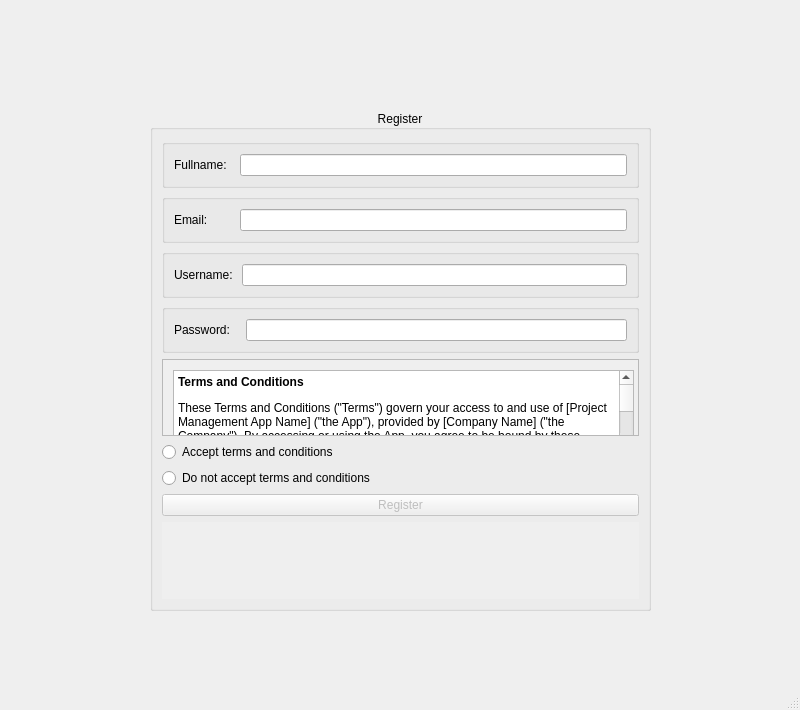
yasar12123/Soft27101-PMS, file ui/registerWindow.ui: the form before one commit.
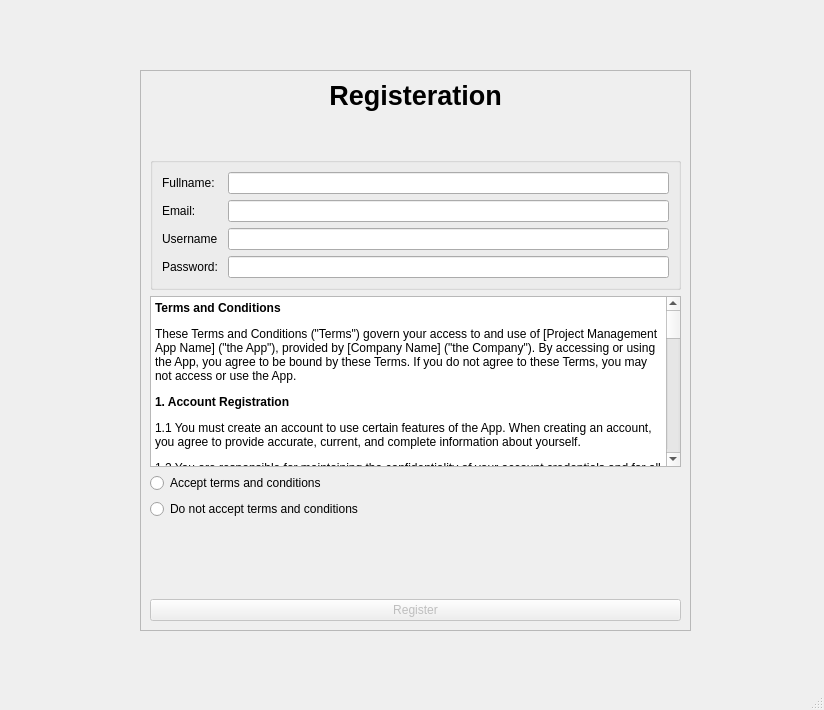
The form after the commit.

Diff of the .ui file:
```diff
--- a/ui/registerWindow.ui
+++ b/ui/registerWindow.ui
@@ -6,7 +6,7 @@
    <rect>
     <x>0</x>
     <y>0</y>
-    <width>800</width>
+    <width>824</width>
     <height>710</height>
    </rect>
   </property>
@@ -14,123 +14,82 @@
    <string>MainWindow</string>
   </property>
   <widget class="QWidget" name="centralwidget">
-   <widget class="QGroupBox" name="groupBox">
+   <widget class="QFrame" name="frame">
     <property name="geometry">
      <rect>
-      <x>150</x>
-      <y>110</y>
-      <width>501</width>
-      <height>501</height>
+      <x>140</x>
+      <y>70</y>
+      <width>551</width>
+      <height>561</height>
      </rect>
     </property>
-    <property name="title">
-     <string>Register</string>
+    <property name="frameShape">
+     <enum>QFrame::StyledPanel</enum>
     </property>
-    <property name="alignment">
-     <set>Qt::AlignCenter</set>
+    <property name="frameShadow">
+     <enum>QFrame::Raised</enum>
     </property>
-    <layout class="QVBoxLayout" name="verticalLayout">
+    <layout class="QVBoxLayout" name="verticalLayout_3">
      <item>
-      <widget class="QGroupBox" name="groupBox_2">
+      <widget class="QLabel" name="label_5">
+       <property name="text">
+        <string>&lt;html&gt;&lt;head/&gt;&lt;body&gt;&lt;p align=&quot;center&quot;&gt;&lt;span style=&quot; font-size:20pt; font-weight:700;&quot;&gt;Registeration&lt;/span&gt;&lt;/p&gt;&lt;p align=&quot;center&quot;&gt;&lt;br/&gt;&lt;/p&gt;&lt;/body&gt;&lt;/html&gt;</string>
+       </property>
+      </widget>
+     </item>
+     <item>
+      <widget class="QGroupBox" name="groupBox">
        <property name="title">
         <string/>
        </property>
-       <layout class="QHBoxLayout" name="horizontalLayout">
-        <item>
+       <layout class="QFormLayout" name="formLayout">
+        <item row="0" column="0">
          <widget class="QLabel" name="label">
           <property name="text">
            <string>Fullname:  </string>
           </property>
          </widget>
         </item>
-        <item>
+        <item row="0" column="1">
          <widget class="QLineEdit" name="FullnameLE"/>
         </item>
-       </layout>
-      </widget>
-     </item>
-     <item>
-      <widget class="QGroupBox" name="groupBox_4">
-       <property name="title">
-        <string/>
-       </property>
-       <layout class="QHBoxLayout" name="horizontalLayout_3">
-        <item>
+        <item row="1" column="0">
          <widget class="QLabel" name="label_3">
           <property name="text">
            <string>Email:        </string>
           </property>
          </widget>
         </item>
-        <item>
+        <item row="1" column="1">
          <widget class="QLineEdit" name="EmailLE"/>
         </item>
-       </layout>
-      </widget>
-     </item>
-     <item>
-      <widget class="QGroupBox" name="groupBox_3">
-       <property name="title">
-        <string/>
-       </property>
-       <layout class="QHBoxLayout" name="horizontalLayout_2">
-        <item>
+        <item row="2" column="0">
          <widget class="QLabel" name="label_2">
           <property name="text">
-           <string>Username: </string>
+           <string>Username </string>
           </property>
          </widget>
         </item>
-        <item>
+        <item row="2" column="1">
          <widget class="QLineEdit" name="UsernameLE"/>
         </item>
-       </layout>
-      </widget>
-     </item>
-     <item>
-      <widget class="QGroupBox" name="groupBox_5">
-       <property name="title">
-        <string/>
-       </property>
-       <layout class="QHBoxLayout" name="horizontalLayout_4">
-        <item>
+        <item row="3" column="0">
          <widget class="QLabel" name="label_4">
           <property name="text">
-           <string>Password:   </string>
+           <string>Password: </string>
           </property>
          </widget>
         </item>
-        <item>
+        <item row="3" column="1">
          <widget class="QLineEdit" name="PasswordLE"/>
         </item>
        </layout>
       </widget>
      </item>
      <item>
-      <widget class="QScrollArea" name="scrollArea">
-       <property name="widgetResizable">
-        <bool>true</bool>
-       </property>
-       <widget class="QWidget" name="scrollAreaWidgetContents">
-        <property name="geometry">
-         <rect>
-          <x>0</x>
-          <y>0</y>
-          <width>479</width>
-          <height>93</height>
-         </rect>
-        </property>
-        <widget class="QTextEdit" name="textEdit">
-         <property name="geometry">
-          <rect>
-           <x>10</x>
-           <y>10</y>
-           <width>461</width>
-           <height>81</height>
-          </rect>
-         </property>
-         <property name="html">
-          <string>&lt;!DOCTYPE HTML PUBLIC &quot;-//W3C//DTD HTML 4.0//EN&quot; &quot;http://www.w3.org/TR/REC-html40/strict.dtd&quot;&gt;
+      <widget class="QTextEdit" name="textEdit">
+       <property name="html">
+        <string>&lt;!DOCTYPE HTML PUBLIC &quot;-//W3C//DTD HTML 4.0//EN&quot; &quot;http://www.w3.org/TR/REC-html40/strict.dtd&quot;&gt;
 &lt;html&gt;&lt;head&gt;&lt;meta name=&quot;qrichtext&quot; content=&quot;1&quot; /&gt;&lt;meta charset=&quot;utf-8&quot; /&gt;&lt;style type=&quot;text/css&quot;&gt;
 p, li { white-space: pre-wrap; }
 hr { height: 1px; border-width: 0; }
@@ -162,9 +121,7 @@
 &lt;p style=&quot; margin-top:12px; margin-bottom:12px; margin-left:0px; margin-right:0px; -qt-block-indent:0; text-indent:0px;&quot;&gt;7.1 These Terms shall be governed by and construed in accordance with the laws of [Jurisdiction], without regard to its conflict of law provisions.&lt;/p&gt;
 &lt;p style=&quot; margin-top:12px; margin-bottom:12px; margin-left:0px; margin-right:0px; -qt-block-indent:0; text-indent:0px;&quot;&gt;&lt;span style=&quot; font-weight:700;&quot;&gt;8. Contact Us&lt;/span&gt;&lt;/p&gt;
 &lt;p style=&quot; margin-top:12px; margin-bottom:12px; margin-left:0px; margin-right:0px; -qt-block-indent:0; text-indent:0px;&quot;&gt;8.1 If you have any questions about these Terms, please contact us at [Contact Email].&lt;/p&gt;&lt;/body&gt;&lt;/html&gt;</string>
-         </property>
-        </widget>
-       </widget>
+       </property>
       </widget>
      </item>
      <item>
@@ -184,6 +141,42 @@
        </property>
       </widget>
      </item>
+     <item>
+      <widget class="QScrollArea" name="scrollArea">
+       <property name="frameShape">
+        <enum>QFrame::NoFrame</enum>
+       </property>
+       <property name="frameShadow">
+        <enum>QFrame::Plain</enum>
+       </property>
+       <property name="widgetResizable">
+        <bool>true</bool>
+       </property>
+       <widget class="QWidget" name="scrollAreaWidgetContents">
+        <property name="geometry">
+         <rect>
+          <x>0</x>
+          <y>0</y>
+          <width>531</width>
+          <height>69</height>
+         </rect>
+        </property>
+        <widget class="QLabel" name="RegistrationLabel">
+         <property name="geometry">
+          <rect>
+           <x>10</x>
+           <y>10</y>
+           <width>511</width>
+           <height>51</height>
+          </rect>
+         </property>
+         <property name="text">
+          <string/>
+         </property>
+        </widget>
+       </widget>
+      </widget>
+     </item>
      <item>
       <widget class="QPushButton" name="RegisterButton">
        <property name="enabled">
@@ -218,41 +211,6 @@
        </property>
       </widget>
      </item>
-     <item>
-      <widget class="QScrollArea" name="scrollArea_2">
-       <property name="frameShape">
-        <enum>QFrame::NoFrame</enum>
-       </property>
-       <property name="frameShadow">
-        <enum>QFrame::Plain</enum>
-       </property>
-       <property name="lineWidth">
-        <number>0</number>
-       </property>
-       <property name="widgetResizable">
-        <bool>true</bool>
-       </property>
-       <widget class="QWidget" name="scrollAreaWidgetContents_2">
-        <property name="geometry">
-         <rect>
-          <x>0</x>
-          <y>0</y>
-          <width>481</width>
-          <height>94</height>
-         </rect>
-        </property>
-        <layout class="QVBoxLayout" name="verticalLayout_2">
-         <item>
-          <widget class="QLabel" name="RegistrationLabel">
-           <property name="text">
-            <string/>
-           </property>
-          </widget>
-         </item>
-        </layout>
-       </widget>
-      </widget>
-     </item>
     </layout>
    </widget>
   </widget>
```
